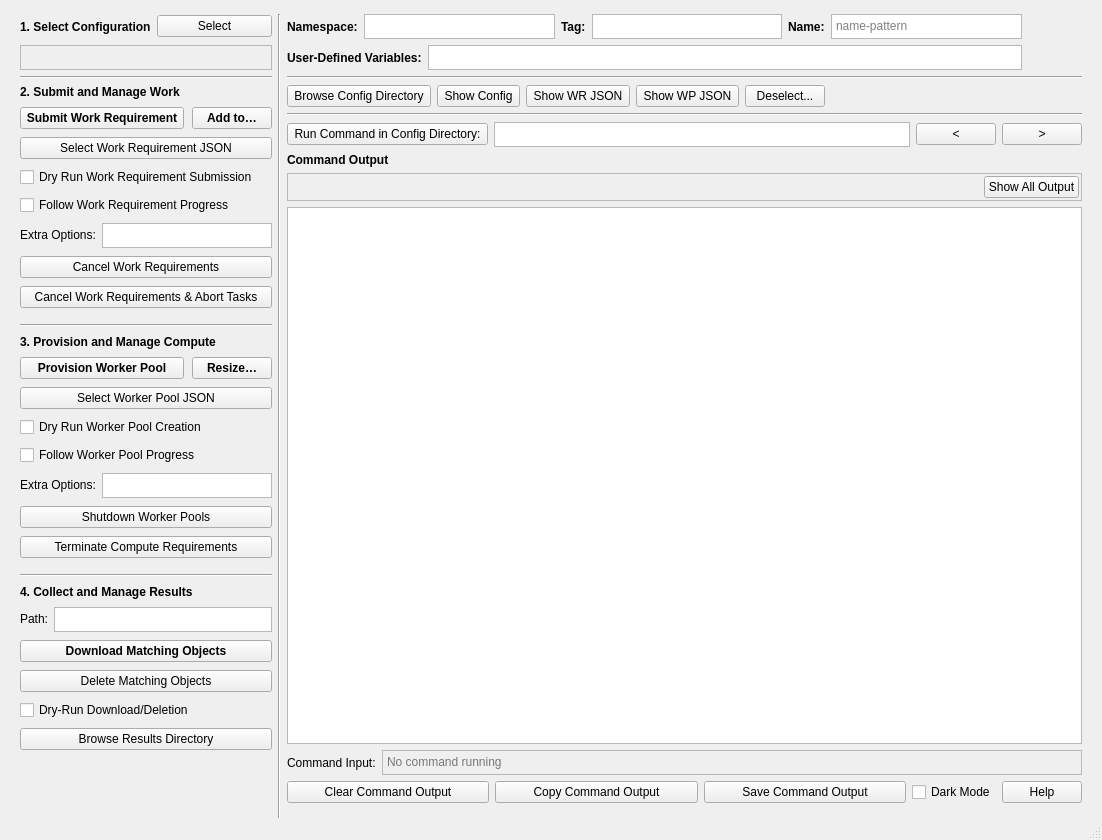
Qt form yellowdog_cli/commander/commander.ui (yellowdog/yellowdog-cli) before a commit.
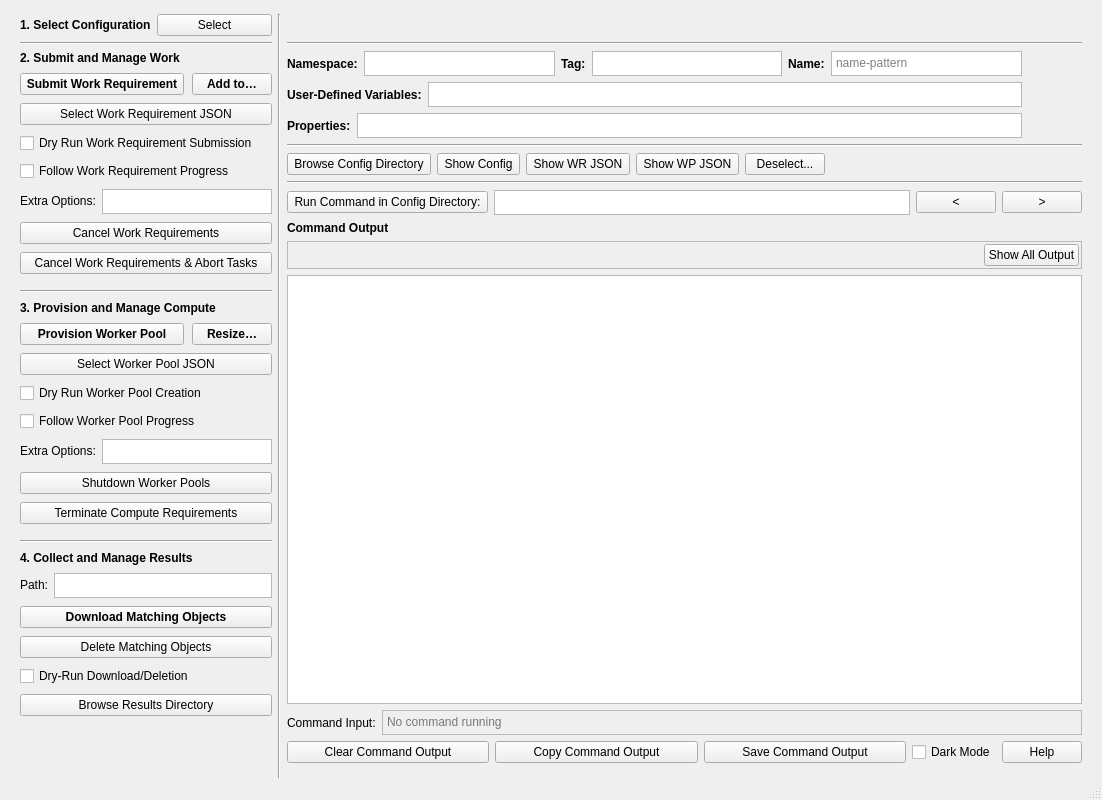
The same form after that commit.

Commit message: yd-commander: add property overrides

What changed in the file:
```diff
--- a/yellowdog_cli/commander/commander.ui
+++ b/yellowdog_cli/commander/commander.ui
@@ -7,7 +7,7 @@
     <x>0</x>
     <y>0</y>
     <width>1102</width>
-    <height>840</height>
+    <height>800</height>
    </rect>
   </property>
   <property name="minimumSize">
@@ -20,7 +20,7 @@
    <string>YellowDog Commander</string>
   </property>
   <widget class="QWidget" name="centralwidget">
-   <layout class="QGridLayout" name="main_grid" rowstretch="0,0,0,1" columnstretch="0,0,1,0">
+   <layout class="QGridLayout" name="main_grid" rowstretch="0,0,0,0,0,0,1" columnstretch="0,0,1,0">
     <property name="bottomMargin">
      <number>0</number>
     </property>
@@ -77,8 +77,14 @@
       </item>
      </layout>
     </item>
-    <item row="1" column="0">
+    <item row="0" column="2" colspan="2">
      <widget class="QLabel" name="select_config_label">
+      <property name="sizePolicy">
+       <sizepolicy hsizetype="Ignored" vsizetype="Preferred">
+        <horstretch>0</horstretch>
+        <verstretch>0</verstretch>
+       </sizepolicy>
+      </property>
       <property name="maximumSize">
        <size>
         <width>16777215</width>
@@ -90,28 +96,26 @@
         <bold>true</bold>
        </font>
       </property>
-      <property name="frameShape">
-       <enum>QFrame::Shape::StyledPanel</enum>
-      </property>
-      <property name="frameShadow">
-       <enum>QFrame::Shadow::Sunken</enum>
-      </property>
-      <property name="margin">
-       <number>5</number>
-      </property>
       <property name="text">
        <string/>
       </property>
      </widget>
     </item>
-    <item row="2" column="0">
+    <item row="1" column="0">
      <widget class="Line" name="line_7">
       <property name="orientation">
        <enum>Qt::Orientation::Horizontal</enum>
       </property>
      </widget>
     </item>
-    <item row="3" column="0">
+    <item row="1" column="2" colspan="2">
+     <widget class="Line" name="line_9">
+      <property name="orientation">
+       <enum>Qt::Orientation::Horizontal</enum>
+      </property>
+     </widget>
+    </item>
+    <item row="2" column="0" rowspan="5">
      <layout class="QVBoxLayout" name="submit_provision_collect">
       <property name="spacing">
        <number>8</number>
@@ -658,14 +662,14 @@
       </item>
      </layout>
     </item>
-    <item row="0" column="1" rowspan="4">
+    <item row="0" column="1" rowspan="7">
      <widget class="Line" name="line_5">
       <property name="orientation">
        <enum>Qt::Orientation::Vertical</enum>
       </property>
      </widget>
     </item>
-    <item row="0" column="2">
+    <item row="2" column="2">
      <layout class="QHBoxLayout" name="horizontalLayout_8" stretch="0,0,0,0,0,0">
       <property name="leftMargin">
        <number>0</number>
@@ -792,7 +796,7 @@
       </item>
      </layout>
     </item>
-    <item row="1" column="2">
+    <item row="3" column="2">
      <layout class="QHBoxLayout" name="horizontalLayout">
       <property name="leftMargin">
        <number>0</number>
@@ -846,7 +850,61 @@
       </item>
      </layout>
     </item>
-    <item row="0" column="3" rowspan="2">
+    <item row="4" column="2">
+     <layout class="QHBoxLayout" name="horizontalLayout_properties">
+      <property name="leftMargin">
+       <number>0</number>
+      </property>
+      <item>
+       <widget class="QLabel" name="properties_label">
+        <property name="maximumSize">
+         <size>
+          <width>16777215</width>
+          <height>30</height>
+         </size>
+        </property>
+        <property name="font">
+         <font>
+          <bold>true</bold>
+         </font>
+        </property>
+        <property name="text">
+         <string>Properties:</string>
+        </property>
+       </widget>
+      </item>
+      <item>
+       <widget class="QPlainTextEdit" name="properties">
+        <property name="toolTip">
+         <string>Configuration property overrides, as section.key=value pairs
+separated by spaces; quote a value containing spaces</string>
+        </property>
+        <property name="sizePolicy">
+         <sizepolicy hsizetype="Expanding" vsizetype="Fixed">
+          <horstretch>0</horstretch>
+          <verstretch>0</verstretch>
+         </sizepolicy>
+        </property>
+        <property name="maximumSize">
+         <size>
+          <width>16777215</width>
+          <height>25</height>
+         </size>
+        </property>
+        <property name="verticalScrollBarPolicy">
+         <enum>Qt::ScrollBarPolicy::ScrollBarAlwaysOff</enum>
+        </property>
+        <property name="horizontalScrollBarPolicy">
+         <enum>Qt::ScrollBarPolicy::ScrollBarAlwaysOff</enum>
+        </property>
+        <property name="lineWrapMode">
+         <enum>QPlainTextEdit::LineWrapMode::NoWrap</enum>
+        </property>
+       </widget>
+      </item>
+     </layout>
+    </item>
+    <item row="2" column="3" rowspan="2">
      <widget class="QLabel" name="branding">
       <property name="minimumSize">
        <size>
@@ -865,14 +923,14 @@
       </property>
      </widget>
     </item>
-    <item row="2" column="2" colspan="2">
+    <item row="5" column="2" colspan="2">
      <widget class="Line" name="line_4">
       <property name="orientation">
        <enum>Qt::Orientation::Horizontal</enum>
       </property>
      </widget>
     </item>
-    <item row="3" column="2" colspan="2">
+    <item row="6" column="2" colspan="2">
      <layout class="QVBoxLayout" name="command_output">
       <property name="spacing">
        <number>-1</number>
```
Left out of the diff: 2 changed lines with no effect on the pictures. The commit also changes 17 other files.
